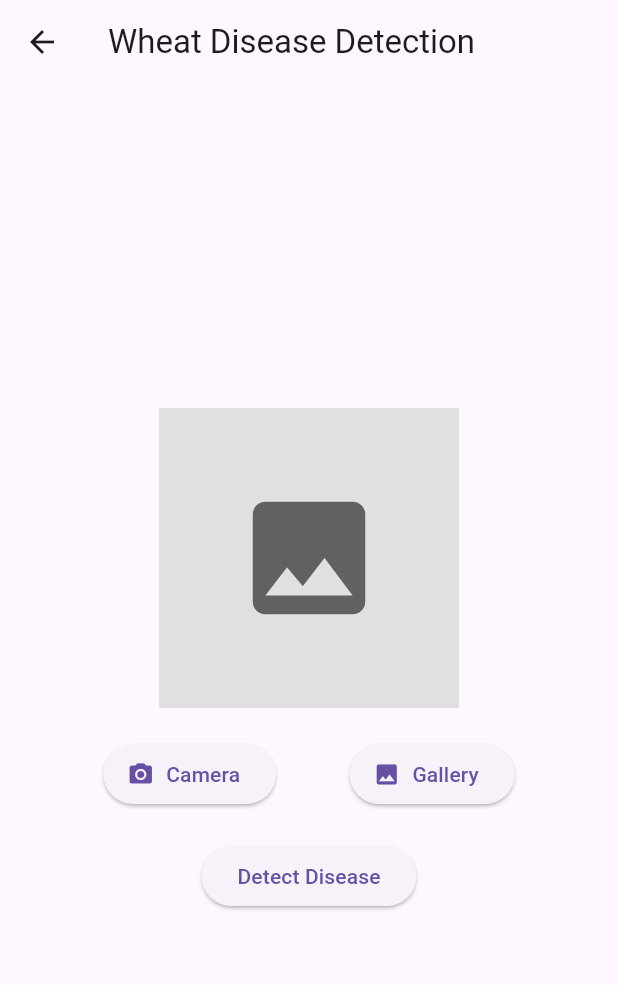
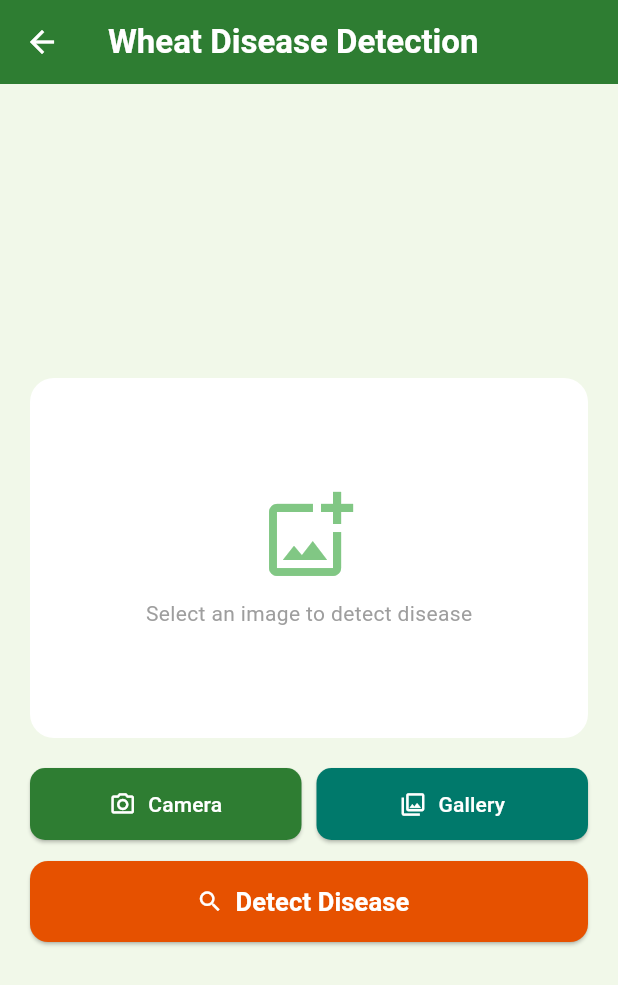
Before and after one commit to Prajwal1905/wheatguard-ai, a Flutter app: the UploadPage screen opened directly, after a tap on "Detect Disease", on a phone screen of 412 x 824 dp. Shown: the top 985 px of the screen. Run offline on Flutter 3.47's test engine with Material 3 defaults, Android fonts, the phone set to English and light mode, and no system bars; our stand-ins replace connectivity_plus, device_info_plus, easy_localization, firebase_core, firebase_messaging, flutter_local_notifications and 14 more; missing offline and left inert: tflite_flutter; accounts and stored records are empty.

Commit message:
redesign upload page with consistent green theme

```diff
--- a/frontend_mobile/wheat_disease_clean/lib/pages/upload_page.dart
+++ b/frontend_mobile/wheat_disease_clean/lib/pages/upload_page.dart
@@ -1,11 +1,8 @@
 import 'dart:io';
-import 'dart:typed_data';
-
 import 'package:flutter/material.dart';
 import 'package:image_picker/image_picker.dart';
 import 'package:connectivity_plus/connectivity_plus.dart';
 import 'package:geolocator/geolocator.dart';
-import 'package:image/image.dart' as img;
 
 import '../services/api_service.dart';
 import '../services/tflite_service.dart';
@@ -25,6 +22,9 @@ class _UploadPageState extends State<UploadPage> {
   final WheatTFLite _tflite = WheatTFLite();
   bool _tfliteLoaded = false;
 
+  static const _green = Color(0xFF2E7D32);
+  static const _orange = Color(0xFFE65100);
+
   @override
   void initState() {
     super.initState();
@@ -40,64 +40,41 @@ class _UploadPageState extends State<UploadPage> {
     final picker = ImagePicker();
     final pickedFile =
         await picker.pickImage(source: source, imageQuality: 80);
-
     if (pickedFile != null) {
-      setState(() {
-        _image = File(pickedFile.path);
-      });
+      setState(() => _image = File(pickedFile.path));
     }
   }
 
   Future<void> _uploadImage() async {
     if (_image == null) return;
-
     setState(() => _loading = true);
 
     try {
       final connectivity = await Connectivity().checkConnectivity();
       final isOnline = connectivity != ConnectivityResult.none;
-
       String lang = "en";
-      final bytes = await _image!.readAsBytes();
-
       Map<String, dynamic> result;
 
       if (isOnline) {
-        print(" Online → using backend ONNX");
-
         final position = await Geolocator.getCurrentPosition(
           desiredAccuracy: LocationAccuracy.high,
         );
-
         result = await ApiService.predictDisease(
-          _image!,
-          lang,
-          position.latitude,
-          position.longitude,
+          _image!, lang, position.latitude, position.longitude,
         );
       } else {
-        print("📴 Offline → using TFLite");
-
-        if (!_tfliteLoaded) {
-          throw "TFLite model not loaded.";
-        }
-
+        if (!_tfliteLoaded) throw "TFLite model not loaded.";
+        final bytes = await _image!.readAsBytes();
         result = await _tflite.predict(bytes);
-
-        result["remedy"] =
-            "Offline mode: remedy available only online.";
-        result["ai_explanation"] =
-            "Connect to internet to get full explanation.";
+        result["remedy"] = "Offline mode: remedy available only online.";
+        result["ai_explanation"] = "Connect to internet for full explanation.";
         result["backend"] = "TFLite-offline";
       }
 
       if (!mounted) return;
-
       Navigator.push(
         context,
-        MaterialPageRoute(
-          builder: (_) => ResultPage(result: result),
-        ),
+        MaterialPageRoute(builder: (_) => ResultPage(result: result)),
       );
     } catch (e) {
       ScaffoldMessenger.of(context).showSnackBar(
@@ -111,58 +88,110 @@ class _UploadPageState extends State<UploadPage> {
   @override
   Widget build(BuildContext context) {
     return Scaffold(
-      appBar: AppBar(title: Text("Wheat Disease Detection")),
+      backgroundColor: const Color(0xFFF1F8E9),
+      appBar: AppBar(
+        backgroundColor: _green,
+        title: const Text(
+          "Wheat Disease Detection",
+          style: TextStyle(
+              color: Colors.white, fontWeight: FontWeight.bold),
+        ),
+        iconTheme: const IconThemeData(color: Colors.white),
+      ),
       body: Padding(
-        padding: const EdgeInsets.all(20.0),
+        padding: const EdgeInsets.all(20),
+        child: Column(
+          mainAxisAlignment: MainAxisAlignment.center,
+          crossAxisAlignment: CrossAxisAlignment.stretch,
+          children: [
+            // Image preview
+            ClipRRect(
+              borderRadius: BorderRadius.circular(16),
+              child: _image != null
+                  ? Image.file(_image!,
+                      height: 240,
+                      width: double.infinity,
+                      fit: BoxFit.cover)
+                  : Container(
+                      height: 240,
+                      color: Colors.white,
                       child: Column(
                         mainAxisAlignment: MainAxisAlignment.center,
                         children: [
-            if (_image != null)
-              Image.file(_image!, height: 200)
-            else
-              Container(
-                height: 200,
-                width: 200,
-                color: Colors.grey[300],
-                child: Icon(
-                  Icons.image,
-                  size: 100,
-                  color: Colors.grey[700],
+                          Icon(Icons.add_photo_alternate_outlined,
+                              size: 64, color: Colors.green.shade300),
+                          const SizedBox(height: 10),
+                          Text(
+                            "Select an image to detect disease",
+                            style: TextStyle(color: Colors.grey.shade500),
+                          ),
+                        ],
+                      ),
                     ),
             ),
 
             const SizedBox(height: 20),
 
             Row(
-              mainAxisAlignment: MainAxisAlignment.spaceEvenly,
               children: [
-                ElevatedButton.icon(
+                Expanded(
+                  child: ElevatedButton.icon(
                     onPressed: () => _pickImage(ImageSource.camera),
-                  icon: Icon(Icons.camera_alt),
-                  label: Text("Camera"),
+                    icon: const Icon(Icons.camera_alt_outlined),
+                    label: const Text("Camera"),
+                    style: ElevatedButton.styleFrom(
+                      backgroundColor: _green,
+                      foregroundColor: Colors.white,
+                      padding: const EdgeInsets.symmetric(vertical: 14),
+                      shape: RoundedRectangleBorder(
+                          borderRadius: BorderRadius.circular(10)),
                     ),
-                ElevatedButton.icon(
+                  ),
+                ),
+                const SizedBox(width: 10),
+                Expanded(
+                  child: ElevatedButton.icon(
                     onPressed: () => _pickImage(ImageSource.gallery),
-                  icon: Icon(Icons.photo),
-                  label: Text("Gallery"),
+                    icon: const Icon(Icons.photo_library_outlined),
+                    label: const Text("Gallery"),
+                    style: ElevatedButton.styleFrom(
+                      backgroundColor: const Color(0xFF00796B),
+                      foregroundColor: Colors.white,
+                      padding: const EdgeInsets.symmetric(vertical: 14),
+                      shape: RoundedRectangleBorder(
+                          borderRadius: BorderRadius.circular(10)),
+                    ),
+                  ),
                 ),
               ],
             ),
 
-            const SizedBox(height: 20),
+            const SizedBox(height: 14),
 
-            ElevatedButton(
-              onPressed: _uploadImage,
-              child: _loading
-                  ? SizedBox(
+            SizedBox(
+              height: 54,
+              child: ElevatedButton.icon(
+                onPressed: _loading ? null : _uploadImage,
+                icon: _loading
+                    ? const SizedBox(
+                        width: 20,
                         height: 20,
-                      width: 20,
                         child: CircularProgressIndicator(
-                        color: Colors.white,
-                        strokeWidth: 2,
+                            color: Colors.white, strokeWidth: 2),
+                      )
+                    : const Icon(Icons.search),
+                label: Text(
+                  _loading ? "Analyzing..." : "Detect Disease",
+                  style: const TextStyle(
+                      fontSize: 17, fontWeight: FontWeight.bold),
                 ),
-                    )
-                  : Text("Detect Disease"),
+                style: ElevatedButton.styleFrom(
+                  backgroundColor: _orange,
+                  foregroundColor: Colors.white,
+                  shape: RoundedRectangleBorder(
+                      borderRadius: BorderRadius.circular(12)),
+                ),
+              ),
             ),
           ],
         ),
```
Lines whose indentation alone changed are shown as unchanged.
